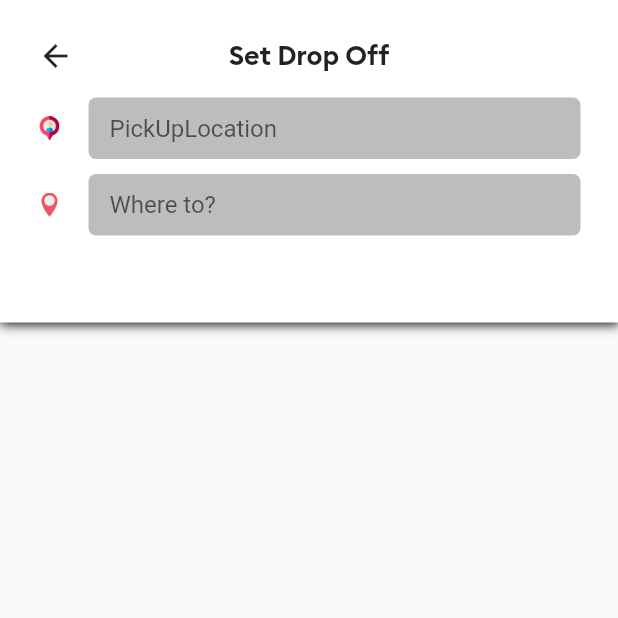
After one commit to nimantha0910/Riderapp, a Flutter app: the SearchScreen screen opened directly, on a phone screen of 412 x 824 dp, the top half of it. The commit adds this screen. Run offline on Flutter 3.47's test engine with Material 2 defaults, Android fonts, the phone set to English and light mode, and no system bars; our stand-ins replace firebase_auth, firebase_core, firebase_database, fluttertoast, geolocator, google_maps_flutter; accounts and stored records are empty.

Commit message:
new changes

```diff
--- /dev/null
+++ b/lib/AllScreens/searchScreen.dart
@@ -0,0 +1,143 @@
+import 'package:flutter/material.dart';
+import 'package:provider/provider.dart';
+import 'package:riderapp/DataHandler/appData.dart';
+
+class SearchScreen extends StatefulWidget {
+  //const SearchScreen({super.key});
+
+  @override
+  State<SearchScreen> createState() => _SearchScreenState();
+}
+
+class _SearchScreenState extends State<SearchScreen> {
+  TextEditingController pickUpTextEditingController = TextEditingController();
+  TextEditingController dropOffTextEditingController = TextEditingController();
+  @override
+  Widget build(BuildContext context) {
+    String placeAddress =
+        Provider.of<AppData>(context).pickUpLocation.placeName;
+    pickUpTextEditingController.text = placeAddress;
+    return Scaffold(
+      body: Column(children: [
+        Container(
+          height: 215.0,
+          decoration: BoxDecoration(
+            color: Colors.white,
+            boxShadow: [
+              BoxShadow(
+                color: Colors.black,
+                blurRadius: 6.0,
+                spreadRadius: 0.5,
+                offset: Offset(0.7, 0.7),
+              )
+            ],
+          ),
+          child: Padding(
+            padding: EdgeInsets.only(
+                left: 25.0, top: 20.0, right: 25.0, bottom: 20.0),
+            child: Column(
+              children: [
+                SizedBox(
+                  height: 5.0,
+                ),
+                Stack(
+                  children: [
+                    GestureDetector(
+                      onTap: () {
+                        Navigator.pop(context);
+                      },
+                      child: Icon(Icons.arrow_back),
+                    ),
+                    Center(
+                      child: Text(
+                        "Set Drop Off",
+                        style:
+                            TextStyle(fontSize: 18.0, fontFamily: "Brand Bold"),
+                      ),
+                    )
+                  ],
+                ),
+                SizedBox(
+                  height: 16.0,
+                ),
+                Row(
+                  children: [
+                    Image.asset(
+                      "assets/images/pickicon.png",
+                      height: 16.0,
+                      width: 16.0,
+                    ),
+                    SizedBox(
+                      width: 18.0,
+                    ),
+                    Expanded(
+                      child: Container(
+                        decoration: BoxDecoration(
+                          color: Colors.grey[400],
+                          borderRadius: BorderRadius.circular(5.0),
+                        ),
+                        child: Padding(
+                          padding: EdgeInsets.all(3.0),
+                          child: TextField(
+                            controller: pickUpTextEditingController,
+                            decoration: InputDecoration(
+                              hintText: "PickUpLocation",
+                              fillColor: Colors.grey[400],
+                              filled: true,
+                              border: InputBorder.none,
+                              isDense: true,
+                              contentPadding: EdgeInsets.only(
+                                  left: 11.0, top: 8.0, bottom: 8.0),
+                            ),
+                          ),
+                        ),
+                      ),
+                    ),
+                  ],
+                ),
+                SizedBox(
+                  height: 10.0,
+                ),
+                Row(
+                  children: [
+                    Image.asset(
+                      "assets/images/desticon.png",
+                      height: 16.0,
+                      width: 16.0,
+                    ),
+                    SizedBox(
+                      width: 18.0,
+                    ),
+                    Expanded(
+                      child: Container(
+                        decoration: BoxDecoration(
+                          color: Colors.grey[400],
+                          borderRadius: BorderRadius.circular(5.0),
+                        ),
+                        child: Padding(
+                          padding: EdgeInsets.all(3.0),
+                          child: TextField(
+                            controller: dropOffTextEditingController,
+                            decoration: InputDecoration(
+                              hintText: "Where to?",
+                              fillColor: Colors.grey[400],
+                              filled: true,
+                              border: InputBorder.none,
+                              isDense: true,
+                              contentPadding: EdgeInsets.only(
+                                  left: 11.0, top: 8.0, bottom: 8.0),
+                            ),
+                          ),
+                        ),
+                      ),
+                    ),
+                  ],
+                ),
+              ],
+            ),
+          ),
+        ),
+      ]),
+    );
+  }
+}
--- /dev/null
+++ b/lib/DataHandler/appData.dart
@@ -0,0 +1,17 @@
+import 'package:flutter/material.dart';
+import 'package:flutter/cupertino.dart';
+import 'package:riderapp/Models/address.dart';
+
+class AppData extends ChangeNotifier {
+  Address pickUpLocation = new Address(
+      placeFormattedAddress: "",
+      placeName: "",
+      placeId: "",
+      latitude: 0.0,
+      longitude: 0.0);
+
+  void updatePickUpLocationAddress(Address pickUpAddress) {
+    pickUpLocation = pickUpAddress;
+    notifyListeners();
+  }
+}
--- /dev/null
+++ b/lib/Models/address.dart
@@ -0,0 +1,14 @@
+class Address {
+  String placeFormattedAddress;
+  String placeName;
+  String placeId;
+  double latitude;
+  double longitude;
+
+  Address(
+      {required this.placeFormattedAddress,
+      required this.placeName,
+      required this.placeId,
+      required this.latitude,
+      required this.longitude});
+}
--- a/pubspec.yaml
+++ b/pubspec.yaml
@@ -41,6 +41,8 @@
   fluttertoast: ^8.2.1
   http: ^0.13.5
   google_maps_flutter: ^2.2.5
+  geolocator: ^9.0.2
+  provider: ^6.0.5
 
 
 dev_dependencies:
```
Also changed, not shown: lib/AllScreens/mainscreen.dart (+76 -11 lines), lib/Assistants/assistantMethods.dart (added, +45 -0 lines), lib/Assistants/requestAssistant.dart (added, +21 -0 lines), lib/main.dart (+7 -2 lines), pubspec.lock, 4 other files.
